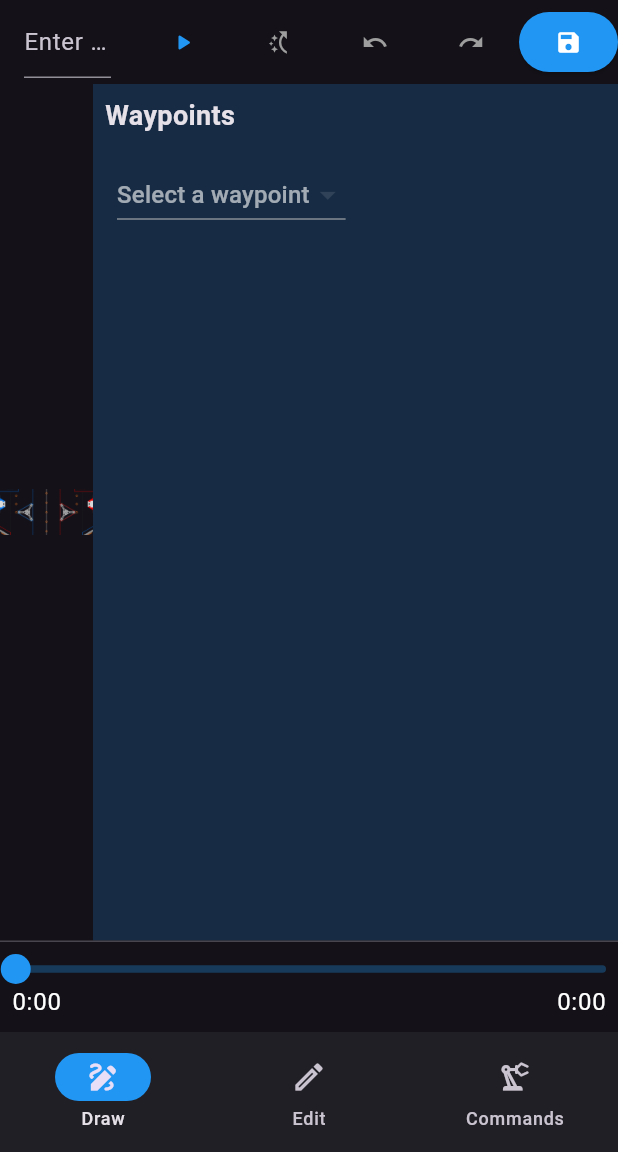
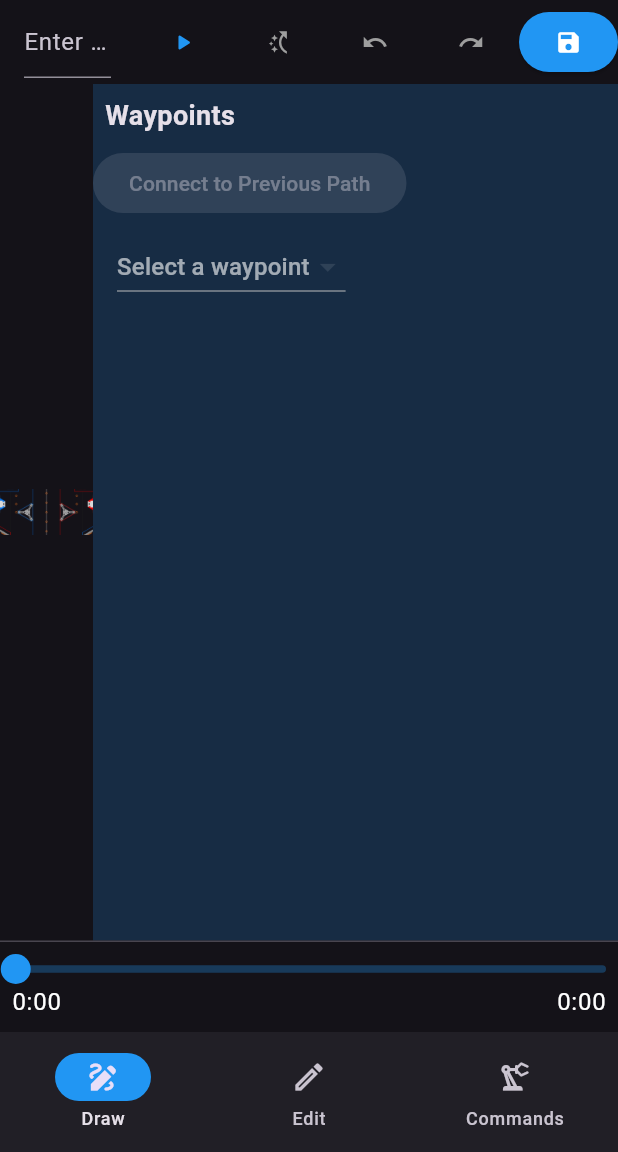
Before and after one commit to HighlandersFRC/2024-Pathing-Tool, a Flutter app: the PathingPage screen opened directly with empty values, on a phone screen of 412 x 824 dp, the part 84-1236 px from its top. Run offline on Flutter 3.47's test engine with Material 3 defaults, Android fonts, the light colour scheme and no system bars; drawn by our look-alikes of audio_video_progress_bar, fl_chart; our stand-ins replace file_picker, flutter_colorpicker; missing offline and left inert: dartssh2, flutter_iconpicker, flutter_image_converter, matrices, simple_snowfall.

Commit message:
allowed floating paths, added a button to connect to previous path.

```diff
--- a/pathing_tool/lib/Pages/pathing_page.dart
+++ b/pathing_tool/lib/Pages/pathing_page.dart
@@ -18,6 +18,7 @@ class PathingPage extends StatelessWidget {
   final String pathName;
   final String? robotName, fieldName;
   final Function(Spline)? returnSpline;
+  final Spline? previous;
   const PathingPage(
     this.waypoints,
     this.commands,
@@ -26,6 +27,7 @@ class PathingPage extends StatelessWidget {
     this.robotName,
     this.fieldName,
     this.returnSpline,
+    this.previous,
   });
 
   static PathingPage fromFile(File file) {
@@ -54,15 +56,19 @@ class PathingPage extends StatelessWidget {
     );
   }
 
-  static PathingPage fromSpline(Spline spline,
-      {Function(Spline)? returnSpline,
-      bool firstLocked = false,
-      bool lastLocked = false}) {
+  static PathingPage fromSpline(
+    Spline spline, {
+    Function(Spline)? returnSpline,
+    bool firstLocked = false,
+    bool lastLocked = false,
+    Spline? previous,
+  }) {
     return PathingPage(
       spline.points,
       spline.commands,
       spline.name,
       returnSpline: returnSpline,
+      previous: previous,
     );
   }
 
@@ -104,6 +110,7 @@ class PathingPage extends StatelessWidget {
         pathName,
         commands,
         returnSpline: returnSpline,
+        prevPath: previous,
       ),
     );
   }
--- a/pathing_tool/lib/Widgets/auto_editing/spline_orderer.dart
+++ b/pathing_tool/lib/Widgets/auto_editing/spline_orderer.dart
@@ -14,7 +14,8 @@ class SplineOrderer extends StatefulWidget {
       onMoveBackward,
       onBranchedSplineAdded,
       onSplineAdded;
-  final Function(Spline?, bool, {Function(Spline)? returnSpline}) onEdit;
+  final Function(Spline?, bool,
+      {Function(Spline)? returnSpline, Spline? previous}) onEdit;
   final Function(Spline, int) onChanged;
   final int splineIndex;
   const SplineOrderer(
@@ -76,6 +77,8 @@ class _SplineOrdererState extends State<SplineOrderer> {
                   widget.onDelete,
                   widget.splines.length,
                   (Spline newSpline) => widget.onChanged(newSpline, spline.key),
+                  previous:
+                      spline.key > 0 ? widget.splines[spline.key - 1] : null,
                 ))
         ],
       ),
@@ -83,18 +86,19 @@ class _SplineOrdererState extends State<SplineOrderer> {
           onPressed: widget.onBranchedSplineAdded,
           child: const Text('Add Branched Path')),
       ElevatedButton(
-          onPressed: widget.onSplineAdded,
-          child: const Text('Add Path')),
+          onPressed: widget.onSplineAdded, child: const Text('Add Path')),
     ]));
   }
 }
 
 class SplineEditor extends StatelessWidget {
   final Spline spline;
+  final Spline? previous;
   final int splineIndex;
   final int length;
   final Function() onMoveForward, onMoveBackward, onDelete;
-  final Function(Spline?, bool, {Function(Spline)? returnSpline}) onEdit;
+  final Function(Spline?, bool,
+      {Function(Spline)? returnSpline, Spline? previous}) onEdit;
   final Function(Spline) onChanged;
   final bool isBranch, lastLocked;
   const SplineEditor(
@@ -109,6 +113,7 @@ class SplineEditor extends StatelessWidget {
     super.key,
     this.isBranch = false,
     this.lastLocked = false,
+    this.previous,
   });
   @override
   Widget build(BuildContext context) {
@@ -134,7 +139,8 @@ class SplineEditor extends StatelessWidget {
                           : Colors.grey[500],
                     ),
                   IconButton(
-                        onPressed: () => onEdit(spline, lastLocked),
+                    onPressed: () =>
+                        onEdit(spline, lastLocked, previous: previous),
                     icon: const Icon(Icons.edit),
                     color: theme.brightness == Brightness.dark
                         ? Colors.white
@@ -168,7 +174,8 @@ class BranchedSplineEditor extends StatefulWidget {
   final int splineIndex;
   final int length;
   final Function() onMoveForward, onMoveBackward, onDelete;
-  final Function(Spline?, bool, {Function(Spline)? returnSpline}) onEdit;
+  final Function(Spline?, bool,
+      {Function(Spline)? returnSpline, Spline? previous}) onEdit;
   final Function(Spline) onChanged;
   final bool lastLocked;
   const BranchedSplineEditor(
@@ -303,9 +310,7 @@ class _BranchedSplineEditorState extends State<BranchedSplineEditor> {
                       child: Text(
                         "Add Path",
                         style: TextStyle(
-                          color: pathAdded
-                              ? null
-                              : Colors.grey.shade500,
+                          color: pathAdded ? null : Colors.grey.shade500,
                         ),
                       ),
                     ),
@@ -430,12 +435,13 @@ class _BranchedSplineEditorState extends State<BranchedSplineEditor> {
                         selectedOnTrue = index;
                       });
                     },
-                    (spline, lastLocked, {Function(Spline)? returnSpline}) {
+                    (spline, lastLocked,
+                        {Function(Spline)? returnSpline, Spline? previous}) {
                       widget.onEdit(spline, true,
                           returnSpline: (Spline? newSpline) {
                         widget._returnSpline(true, selectedOnTrue,
                             returnSpline: returnSpline, spline: newSpline);
-                      });
+                      }, previous: previous);
                     },
                     () {
                       widget.onChanged(spline.copyWith(
@@ -493,7 +499,8 @@ class _BranchedSplineEditorState extends State<BranchedSplineEditor> {
                       selectedOnFalse = index;
                     });
                   },
-                    (spline, lastLocked, {Function(Spline)? returnSpline}) {
+                  (spline, lastLocked,
+                      {Function(Spline)? returnSpline, Spline? previous}) {
                     widget.onEdit(spline, false,
                         returnSpline: (Spline? newSpline) {
                       widget._returnSpline(false, selectedOnFalse,
--- a/pathing_tool/lib/Widgets/spline_editing/edit_waypoint_menu.dart
+++ b/pathing_tool/lib/Widgets/spline_editing/edit_waypoint_menu.dart
@@ -8,9 +8,10 @@ import 'package:provider/provider.dart';
 class EditWaypointMenu extends StatefulWidget {
   final List<Waypoint> waypoints;
   final int selectedWaypoint;
-  final Function(int) onWaypointSelected;
-  final Function(Waypoint) onAttributeChanged;
-  final Function(List<Waypoint>) onWaypointsChanged;
+  final void Function(int) onWaypointSelected;
+  final void Function(Waypoint) onAttributeChanged;
+  final void Function(List<Waypoint>) onWaypointsChanged;
+  final void Function()? connectToPreviousPath;
 
   const EditWaypointMenu({
     super.key,
@@ -19,6 +20,7 @@ class EditWaypointMenu extends StatefulWidget {
     required this.onAttributeChanged,
     required this.selectedWaypoint,
     required this.onWaypointsChanged,
+    this.connectToPreviousPath,
   });
 
   @override
@@ -58,6 +60,10 @@ class _EditWaypointMenuState extends State<EditWaypointMenu> {
                   'Waypoints',
                   style: TextStyle(fontSize: 18, fontWeight: FontWeight.bold),
                 ),
+              ),
+              ElevatedButton(
+                onPressed: widget.connectToPreviousPath,
+                child: const Text('Connect to Previous Path'),
               ),
               Padding(
                 padding:
```
Also changed, not shown: pathing_tool/lib/Widgets/auto_editor.dart (+9 -5 lines), pathing_tool/lib/Widgets/path_editor.dart (+39 -0 lines). Lines whose indentation alone changed are shown as unchanged.
